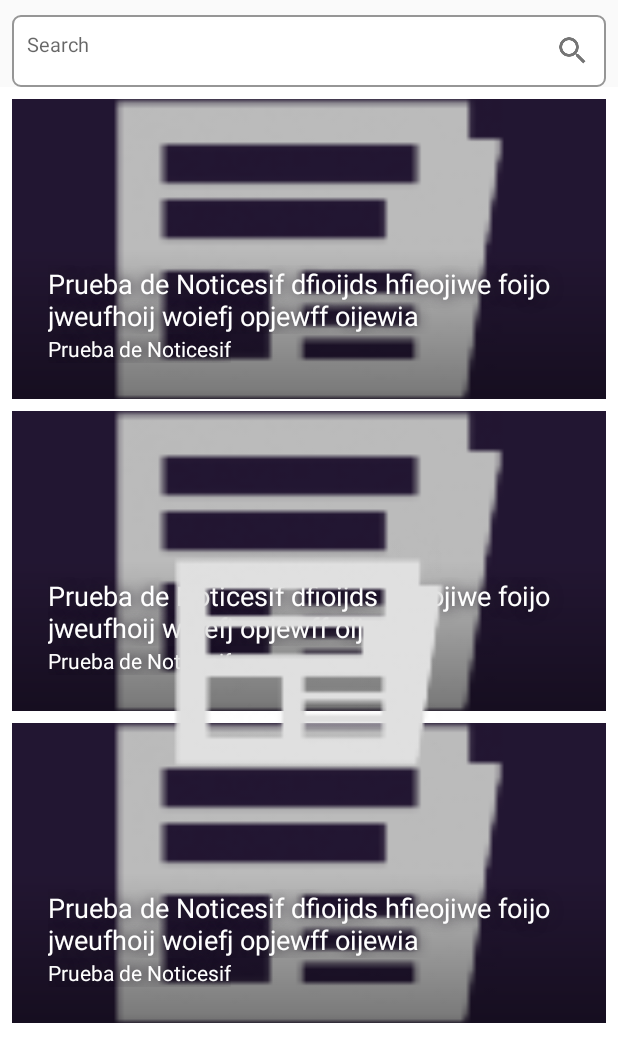
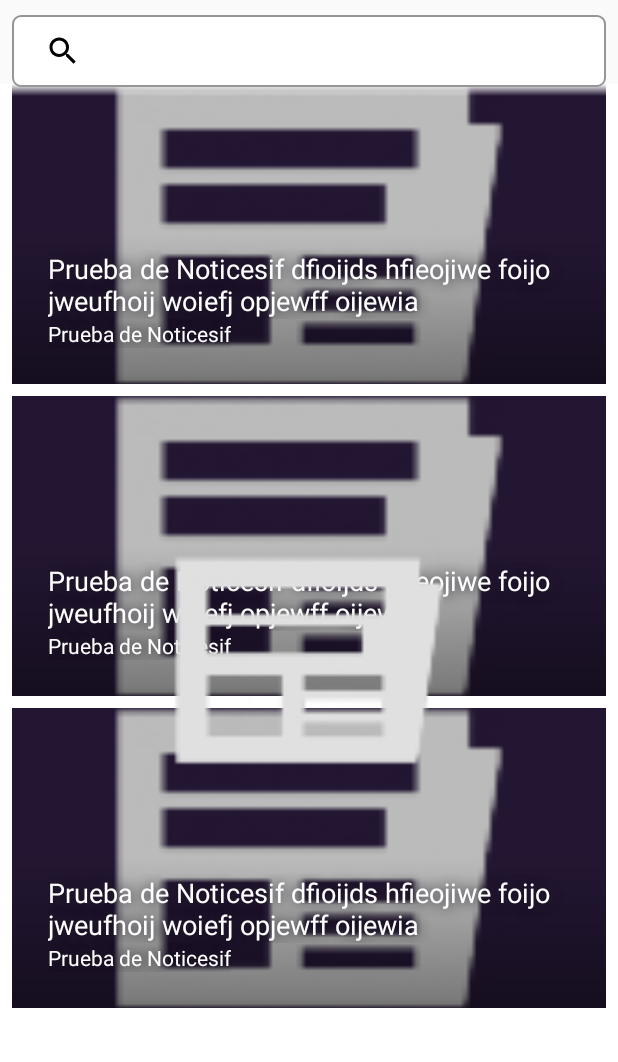
Before and after one commit to m-salcedo/news-api-android, an Android app: the layout fragment_news_list.xml on its own in the app's theme, with its tools: preview values and no code run, on a phone screen of 412 x 824 dp. Shown: the top 1062 px of the screen. Run offline under Robolectric (Android 15) with nearby library versions, the light colour scheme and no system bars.

Commit message:
Fixing files

```diff
--- a/app/src/main/java/com/msalcedo/dinnews/screen/news/NewsListFragment.kt
+++ b/app/src/main/java/com/msalcedo/dinnews/screen/news/NewsListFragment.kt
@@ -59,8 +59,7 @@ class NewsListFragment : RxFragment(), NewListEvent {
 
     override fun init() {
         Timber.d("test " + context?.getString(R.string.api_key_news))
-
-        binding.tvBox.text = viewModel.getKeyWord()
+        binding.tvBox.setQuery(viewModel.getKeyWord(), false)
         initAdapter()
         initSwipeToRefresh()
     }
@@ -100,6 +99,7 @@ class NewsListFragment : RxFragment(), NewListEvent {
         super.initLandscape()
         binding.llBox.visibility = View.GONE
     }
+
     private fun initSwipeToRefresh() {
         viewModel.getRefreshState().observe(this, Observer { networkState ->
             if (articleAdapter.currentList != null) {
@@ -128,7 +128,7 @@ class NewsListFragment : RxFragment(), NewListEvent {
         if (context is OnListFragmentInteractionListener) {
             listener = context
         } else {
-            throw RuntimeException(context.toString() + " must implement OnListFragmentInteractionListener")
+            throw RuntimeException("$context must implement OnListFragmentInteractionListener")
         }
     }
 
@@ -151,7 +151,7 @@ class NewsListFragment : RxFragment(), NewListEvent {
     }
 
     companion object {
-        val KEY: String = NewsListFragment.javaClass.name
+        val KEY: String = NewsListFragment::class.java.name
 
         @JvmStatic
         fun newInstance(filter: Filter) =
--- /dev/null
+++ b/app/src/main/res/drawable/gradient.xml
@@ -0,0 +1,9 @@
+<?xml version="1.0" encoding="utf-8"?>
+<shape xmlns:android="http://schemas.android.com/apk/res/android">
+    <gradient
+        android:startColor="#00000000"
+        android:endColor="#FFF"
+        android:angle="90"
+        android:dither="true"
+        />
+</shape>
--- a/app/src/main/res/layout/fragment_news_list.xml
+++ b/app/src/main/res/layout/fragment_news_list.xml
@@ -10,38 +10,17 @@
             type="com.msalcedo.dinnews.screen.news.events.NewListEvent" />
     </data>
 
-    <LinearLayout
+    <FrameLayout
         android:layout_width="match_parent"
         android:layout_height="match_parent"
         android:orientation="vertical"
         app:layout_behavior="@string/appbar_scrolling_view_behavior">
 
-        <!-- Search bar -->
-        <LinearLayout
-            android:id="@+id/llBox"
-            android:layout_width="match_parent"
-            android:layout_height="wrap_content"
-            android:layout_marginLeft="@dimen/spacing.xs"
-            android:layout_marginRight="@dimen/spacing.xs"
-            android:layout_marginTop="@dimen/spacing.xsm">
-
-            <TextView
-                android:id="@+id/tvBox"
-                android:layout_width="match_parent"
-                android:layout_height="@dimen/spacing.xlg"
-                android:layout_gravity="center"
-                android:background="@drawable/box_text"
-                android:drawableEnd="@drawable/ic_action_search"
-                android:gravity="left"
-                android:hint="@string/text_top_bar"
-                android:onClick="@{() -> eventHandler.onClickSearch()}"
-                android:textColor="@color/black" />
-        </LinearLayout>
-
         <android.support.v4.widget.SwipeRefreshLayout
             android:id="@+id/swipeNews"
             android:layout_width="match_parent"
-            android:layout_height="match_parent">
+            android:layout_height="match_parent"
+            android:paddingTop="?actionBarSize">
 
             <RelativeLayout
                 android:layout_width="match_parent"
@@ -55,6 +34,11 @@
                     android:overScrollMode="never"
                     tools:listitem="@layout/list_item_news" />
 
+                <View
+                    android:layout_width="match_parent"
+                    android:layout_height="@dimen/margin_small"
+                    android:background="@drawable/gradient" />
+
                 <ImageView
                     android:id="@+id/emptyView"
                     android:layout_width="match_parent"
@@ -67,5 +51,27 @@
 
         </android.support.v4.widget.SwipeRefreshLayout>
 
-    </LinearLayout>
+        <!-- Search bar -->
+        <LinearLayout
+            android:id="@+id/llBox"
+            android:layout_width="match_parent"
+            android:layout_height="wrap_content"
+            android:layout_marginLeft="@dimen/spacing.xs"
+            android:layout_marginTop="@dimen/spacing.xsm"
+            android:layout_marginRight="@dimen/spacing.xs">
+
+            <android.support.v7.widget.SearchView
+                android:id="@+id/tvBox"
+                android:layout_width="match_parent"
+                android:layout_height="@dimen/spacing.xlg"
+                android:layout_gravity="center"
+                android:background="@drawable/box_text"
+                android:drawableEnd="@drawable/ic_action_search"
+                android:gravity="left"
+                android:hint="@string/text_top_bar"
+                android:onClick="@{() -> eventHandler.onClickSearch()}"
+                android:textColor="@color/black" />
+        </LinearLayout>
+
+    </FrameLayout>
 </layout>
--- a/app/src/main/res/layout/list_item_news.xml
+++ b/app/src/main/res/layout/list_item_news.xml
@@ -7,7 +7,7 @@
         android:layout_height="wrap_content"
         android:paddingLeft="@dimen/spacing.xs"
         android:paddingRight="@dimen/spacing.xs"
-        android:paddingTop="@dimen/spacing.xs">
+        android:paddingBottom="@dimen/spacing.xs">
 
         <RelativeLayout
             android:layout_width="match_parent"
```
